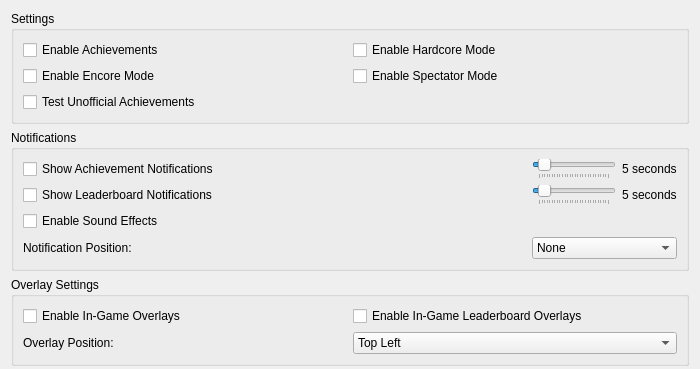
Before: the Qt Designer form pcsx2-qt/Settings/AchievementSettingsWidget.ui in PCSX2/pcsx2, drawn with Qt 5; both pictures show x 0 to 700 and y 0 to 369 of the 700 by 1000 pixel window.
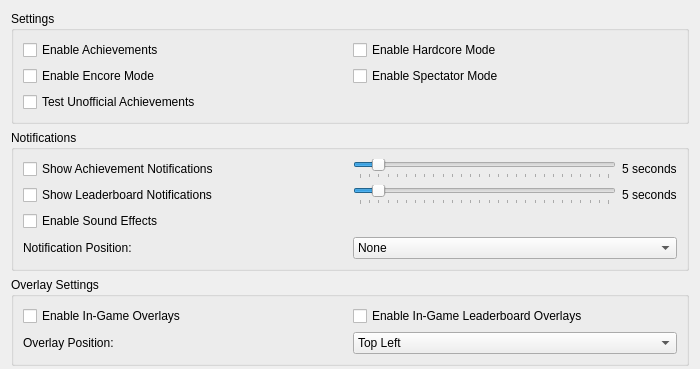
After: the same form once the commit is applied.

Commit message: Qt: Fix various settings window layout issues

```diff
--- a/pcsx2-qt/Settings/AchievementSettingsWidget.ui
+++ b/pcsx2-qt/Settings/AchievementSettingsWidget.ui
@@ -60,7 +60,7 @@
      <property name="title">
       <string>Notifications</string>
      </property>
-     <layout class="QGridLayout" name="gridLayout_2" columnstretch="1,0">
+     <layout class="QGridLayout" name="gridLayout_2" columnstretch="1,1">
       <item row="0" column="1">
        <layout class="QHBoxLayout" name="achievementNotificationsDurationSliderContainer" stretch="1,0">
         <item>
```
The commit also changes 31 other files.
